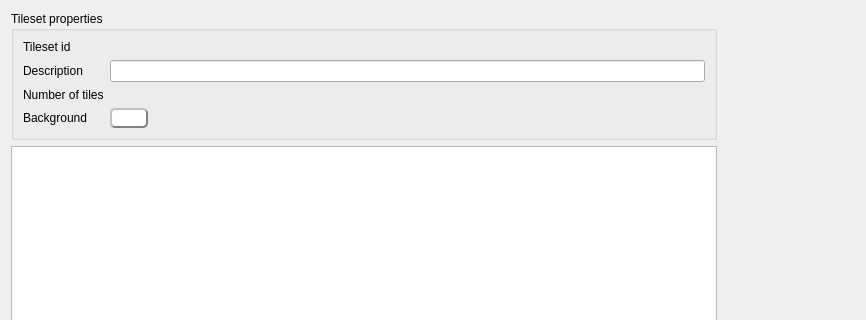
Before: the Qt Designer form src/gui/tileset_editor.ui in solarus-games/solarus-quest-editor, drawn with Qt 5; both pictures show x 0 to 866 and y 0 to 320 of the 1000 by 700 pixel window.
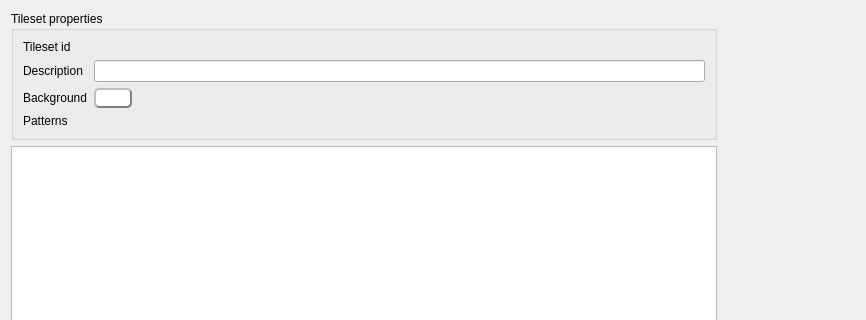
After: the same form once the commit is applied.

Commit message: Slightly reorganize the tileset properties view.

Diff of the .ui file:
```diff
--- a/src/gui/tileset_editor.ui
+++ b/src/gui/tileset_editor.ui
@@ -36,7 +36,7 @@
        <item>
         <widget class="QGroupBox" name="tileset_properties_group_box">
          <property name="sizePolicy">
-          <sizepolicy hsizetype="Expanding" vsizetype="Preferred">
+          <sizepolicy hsizetype="Expanding" vsizetype="Fixed">
            <horstretch>0</horstretch>
            <verstretch>0</verstretch>
           </sizepolicy>
@@ -69,17 +69,13 @@
             </property>
            </widget>
           </item>
-          <item row="2" column="0">
-           <widget class="QLabel" name="num_tiles_label">
-            <property name="text">
-             <string>Number of tiles</string>
-            </property>
-           </widget>
-          </item>
-          <item row="2" column="1">
-           <widget class="QLabel" name="num_tiles_field">
-            <property name="text">
-             <string/>
+          <item row="1" column="1">
+           <widget class="QLineEdit" name="description_field">
+            <property name="sizePolicy">
+             <sizepolicy hsizetype="Expanding" vsizetype="Fixed">
+              <horstretch>0</horstretch>
+              <verstretch>0</verstretch>
+             </sizepolicy>
             </property>
            </widget>
           </item>
@@ -117,13 +113,17 @@
             </property>
            </widget>
           </item>
-          <item row="1" column="1">
-           <widget class="QLineEdit" name="description_field">
-            <property name="sizePolicy">
-             <sizepolicy hsizetype="Expanding" vsizetype="Fixed">
-              <horstretch>0</horstretch>
-              <verstretch>0</verstretch>
-             </sizepolicy>
+          <item row="4" column="0">
+           <widget class="QLabel" name="num_tiles_label">
+            <property name="text">
+             <string>Patterns</string>
+            </property>
+           </widget>
+          </item>
+          <item row="4" column="1">
+           <widget class="QLabel" name="num_tiles_field">
+            <property name="text">
+             <string/>
             </property>
            </widget>
           </item>
```
Left out of the diff: 2 changed lines with no effect on the pictures. The commit also changes 1 other file.
